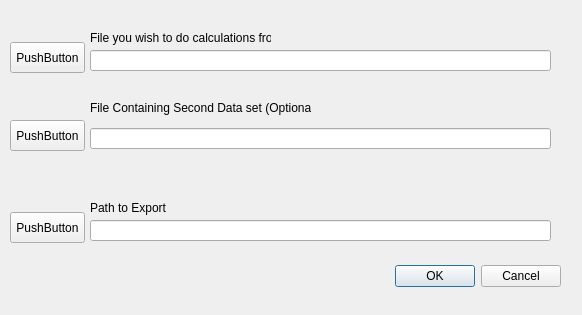
Qt form mainPlug/ImportExport.ui (NSCC-EAT-Lab/QGIS-plugin) before a commit.
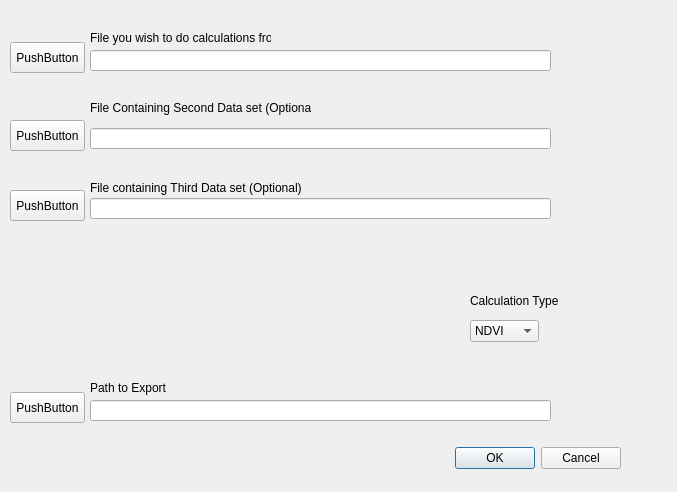
The same form after that commit.

Commit message: Update ImportExports UI to complement the New Calculation Method

Diff of the .ui file:
```diff
--- a/mainPlug/ImportExport.ui
+++ b/mainPlug/ImportExport.ui
@@ -6,8 +6,8 @@
    <rect>
     <x>0</x>
     <y>0</y>
-    <width>582</width>
-    <height>315</height>
+    <width>677</width>
+    <height>492</height>
    </rect>
   </property>
   <property name="windowTitle">
@@ -16,8 +16,8 @@
   <widget class="QDialogButtonBox" name="buttonBox">
    <property name="geometry">
     <rect>
-     <x>220</x>
-     <y>260</y>
+     <x>280</x>
+     <y>442</y>
      <width>341</width>
      <height>32</height>
     </rect>
@@ -69,7 +69,7 @@
    <property name="geometry">
     <rect>
      <x>10</x>
-     <y>212</y>
+     <y>392</y>
      <width>75</width>
      <height>31</height>
     </rect>
@@ -82,7 +82,7 @@
    <property name="geometry">
     <rect>
      <x>90</x>
-     <y>220</y>
+     <y>400</y>
      <width>461</width>
      <height>21</height>
     </rect>
@@ -92,7 +92,7 @@
    <property name="geometry">
     <rect>
      <x>90</x>
-     <y>200</y>
+     <y>380</y>
      <width>81</width>
      <height>16</height>
     </rect>
@@ -137,6 +137,80 @@
     <string>File Containing Second Data set (Optional)</string>
    </property>
   </widget>
+  <widget class="QComboBox" name="comboBox">
+   <property name="geometry">
+    <rect>
+     <x>470</x>
+     <y>320</y>
+     <width>69</width>
+     <height>22</height>
+    </rect>
+   </property>
+   <item>
+    <property name="text">
+     <string>NDVI</string>
+    </property>
+   </item>
+   <item>
+    <property name="text">
+     <string>bNDVI</string>
+    </property>
+   </item>
+   <item>
+    <property name="text">
+     <string>ENDVI</string>
+    </property>
+   </item>
+  </widget>
+  <widget class="QLabel" name="label_4">
+   <property name="geometry">
+    <rect>
+     <x>470</x>
+     <y>290</y>
+     <width>91</width>
+     <height>21</height>
+    </rect>
+   </property>
+   <property name="text">
+    <string>Calculation Type</string>
+   </property>
+  </widget>
+  <widget class="QLineEdit" name="FilePath_4">
+   <property name="geometry">
+    <rect>
+     <x>90</x>
+     <y>198</y>
+     <width>461</width>
+     <height>21</height>
+    </rect>
+   </property>
+  </widget>
+  <widget class="QLabel" name="label_5">
+   <property name="geometry">
+    <rect>
+     <x>90</x>
+     <y>180</y>
+     <width>241</width>
+     <height>16</height>
+    </rect>
+   </property>
+   <property name="text">
+    <string>File containing Third Data set (Optional)</string>
+   </property>
+  </widget>
+  <widget class="QPushButton" name="FileSelect_4">
+   <property name="geometry">
+    <rect>
+     <x>10</x>
+     <y>190</y>
+     <width>75</width>
+     <height>31</height>
+    </rect>
+   </property>
+   <property name="text">
+    <string>PushButton</string>
+   </property>
+  </widget>
  </widget>
  <resources/>
  <connections>
```
